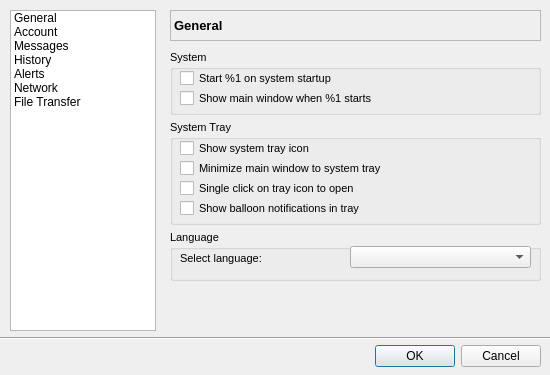
First picture: the form in lmc/src/settingsdialog.ui, repository lanmessenger/lanmessenger, before the edit.
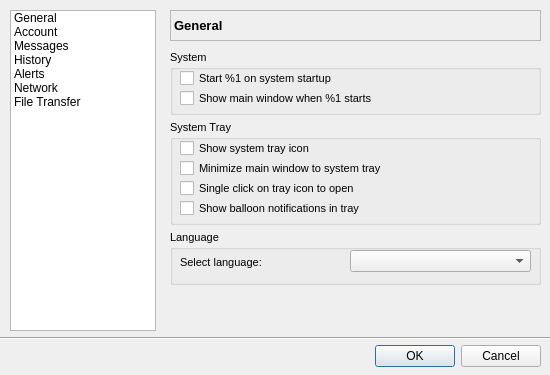
Second picture: the form after the edit. The open tabs and pages were chosen to show the change.

Patch:
```diff
--- a/lmc/src/settingsdialog.ui
+++ b/lmc/src/settingsdialog.ui
@@ -244,7 +244,7 @@
        <x>0</x>
        <y>220</y>
        <width>371</width>
-       <height>51</height>
+       <height>55</height>
       </rect>
      </property>
      <property name="title">
@@ -254,7 +254,7 @@
       <property name="geometry">
        <rect>
         <x>10</x>
-        <y>20</y>
+        <y>24</y>
         <width>171</width>
         <height>16</height>
        </rect>
@@ -267,7 +267,7 @@
       <property name="geometry">
        <rect>
         <x>180</x>
-        <y>16</y>
+        <y>20</y>
         <width>181</width>
         <height>22</height>
        </rect>
```
Left out of the diff: 14 changed lines with no effect on the pictures.
